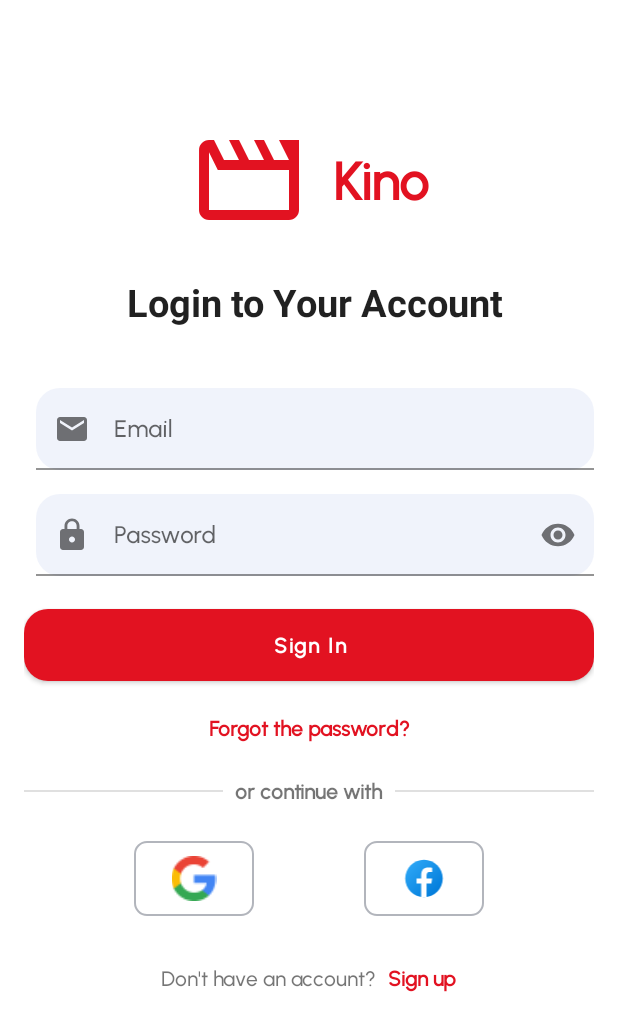
After one commit to e444er/KinoGoClean, an Android app: the LoginFragment screen opened through its navigation route, on a phone screen of 412 x 824 dp. The commit adds this screen. Shown: the top 1031 px of the screen. Run offline under Robolectric (Android 15) with nearby library versions, the phone set to English and light mode, and no system bars; our stand-ins replace Dagger/Hilt's generated code, Timber, navigation-ui, paging; pictures from the network do not load; 2 statements that could not run were skipped.

Commit message:
implemented add Login SignUp Fragments

```diff
--- a/app/build.gradle
+++ b/app/build.gradle
@@ -5,6 +5,7 @@ plugins {
     id 'dagger.hilt.android.plugin'
     id 'androidx.navigation.safeargs'
     id 'kotlin-parcelize'
+    id 'com.google.gms.google-services'
 }
 
 android {
@@ -58,6 +59,11 @@ dependencies {
     kapt "com.google.dagger:hilt-android-compiler:2.44"
     kapt "androidx.hilt:hilt-compiler:1.0.0"
 
+    //firebase
+    implementation platform('com.google.firebase:firebase-bom:31.2.0')
+    implementation 'com.google.firebase:firebase-analytics-ktx'
+    implementation 'com.google.firebase:firebase-messaging-ktx'
+
     // navigation
     implementation("androidx.navigation:navigation-fragment-ktx:2.5.3")
     implementation("androidx.navigation:navigation-ui-ktx:2.5.3")
--- /dev/null
+++ b/app/src/main/java/com/e444er/cleanmovie/feature_authentication/presentation/login/LoginFragment.kt
@@ -0,0 +1,28 @@
+package com.e444er.cleanmovie.feature_authentication.presentation.login
+
+import android.os.Bundle
+import android.view.View
+import androidx.fragment.app.Fragment
+import com.e444er.cleanmovie.R
+import com.e444er.cleanmovie.databinding.FragmentLoginBinding
+import dagger.hilt.android.AndroidEntryPoint
+
+@AndroidEntryPoint
+class LoginFragment : Fragment(R.layout.fragment_login) {
+
+    private var _binding: FragmentLoginBinding? = null
+    private val binding get() = _binding!!
+
+
+    override fun onViewCreated(view: View, savedInstanceState: Bundle?) {
+        super.onViewCreated(view, savedInstanceState)
+        val binding = FragmentLoginBinding.bind(view)
+        _binding = binding
+    }
+
+    override fun onDestroyView() {
+        super.onDestroyView()
+        _binding = null
+    }
+
+}
--- a/app/src/main/java/com/e444er/cleanmovie/feature_explore/presentation/explore/ExploreFragment.kt
+++ b/app/src/main/java/com/e444er/cleanmovie/feature_explore/presentation/explore/ExploreFragment.kt
@@ -13,7 +13,6 @@ import androidx.lifecycle.repeatOnLifecycle
 import androidx.navigation.fragment.findNavController
 import com.e444er.cleanmovie.R
 import com.e444er.cleanmovie.core.data.models.enums.Category
-import com.e444er.cleanmovie.core.domain.repository.ConnectivityObserver
 import com.e444er.cleanmovie.core.domain.repository.isAvaliable
 import com.e444er.cleanmovie.core.presentation.util.asString
 import com.e444er.cleanmovie.core.presentation.util.isEmpty
@@ -80,6 +79,7 @@ class ExploreFragment @Inject constructor(
                 viewModel.networkState.collectLatest { networkState ->
                     if (networkState.isAvaliable()) {
                         job?.cancel()
+                        hideErrorScreenAndShowDetailScreen()
                         collectData()
                     } else {
                         if (isAdaptersEmpty()) {
--- a/app/src/main/java/com/e444er/cleanmovie/feature_home/presentation/home/HomeFragment.kt
+++ b/app/src/main/java/com/e444er/cleanmovie/feature_home/presentation/home/HomeFragment.kt
@@ -87,14 +87,14 @@ class HomeFragment : Fragment(R.layout.fragment_home) {
                 viewModel.networkState.collectLatest { networkState ->
                     if (networkState.isAvaliable()) {
                         job?.cancel()
-                        binding.scrollView.isVisible = true
-                        binding.errorScreen.isVisible = false
+                        showScrollView()
+                        hideErrorScreen()
                         collectDataLifecycleAware()
                     } else {
                         job?.cancel()
                         if (isEmptyAdapters()) {
-                            binding.scrollView.isVisible = false
-                            binding.errorScreen.isVisible = true
+                            hideScrollView()
+                            showErrorScreen()
                         }
                     }
                 }
@@ -104,6 +104,22 @@ class HomeFragment : Fragment(R.layout.fragment_home) {
 
     private fun isEmptyAdapters(): Boolean {
         return nowPlayingAdapter.itemCount <= 0 || popularMoviesAdapter.isEmpty() || popularTvSeriesAdapter.isEmpty() || topRatedMoviesAdapter.isEmpty() || topRatedTvSeriesAdapter.isEmpty()
+    }
+
+    private fun showScrollView() {
+        binding.scrollView.isVisible = true
+    }
+
+    private fun hideScrollView() {
+        binding.scrollView.isVisible = false
+    }
+
+    private fun showErrorScreen() {
+        binding.errorScreen.isVisible = true
+    }
+
+    private fun hideErrorScreen() {
+        binding.errorScreen.isVisible = false
     }
 
     private fun collectHomeUiEventsAndLoadState() {
--- /dev/null
+++ b/app/src/main/res/drawable/email_icon.xml
@@ -0,0 +1,10 @@
+<vector android:height="24dp"
+    android:tint="#FFFFFF"
+    android:viewportHeight="24"
+    android:viewportWidth="24"
+    android:width="24dp"
+    xmlns:android="http://schemas.android.com/apk/res/android">
+    <path
+        android:fillColor="@android:color/white"
+        android:pathData="M20,4L4,4c-1.1,0 -1.99,0.9 -1.99,2L2,18c0,1.1 0.9,2 2,2h16c1.1,0 2,-0.9 2,-2L22,6c0,-1.1 -0.9,-2 -2,-2zM20,8l-8,5 -8,-5L4,6l8,5 8,-5v2z" />
+</vector>
--- /dev/null
+++ b/app/src/main/res/drawable/facebook_icon.xml
@@ -0,0 +1,27 @@
+<vector xmlns:android="http://schemas.android.com/apk/res/android"
+    xmlns:aapt="http://schemas.android.com/aapt"
+    android:width="50dp"
+    android:height="50dp"
+    android:viewportWidth="48"
+    android:viewportHeight="48">
+    <path android:pathData="M24,4C12.954,4 4,12.954 4,24s8.954,20 20,20s20,-8.954 20,-20S35.046,4 24,4z">
+        <aapt:attr name="android:fillColor">
+            <gradient
+                android:startX="9.993"
+                android:startY="9.993"
+                android:endX="40.615"
+                android:endY="40.615"
+                android:type="linear">
+                <item
+                    android:offset="0"
+                    android:color="#FF2AA4F4" />
+                <item
+                    android:offset="1"
+                    android:color="#FF007AD9" />
+            </gradient>
+        </aapt:attr>
+    </path>
+    <path
+        android:pathData="M26.707,29.301h5.176l0.813,-5.258h-5.989v-2.874c0,-2.184 0.714,-4.121 2.757,-4.121h3.283V12.46c-0.577,-0.078 -1.797,-0.248 -4.102,-0.248c-4.814,0 -7.636,2.542 -7.636,8.334v3.498H16.06v5.258h4.948v14.452C21.988,43.9 22.981,44 24,44c0.921,0 1.82,-0.084 2.707,-0.204V29.301z"
+        android:fillColor="#fff" />
+</vector>
--- /dev/null
+++ b/app/src/main/res/drawable/lock_icon.xml
@@ -0,0 +1,10 @@
+<vector android:height="24dp"
+    android:tint="#FFFFFF"
+    android:viewportHeight="24"
+    android:viewportWidth="24"
+    android:width="24dp"
+    xmlns:android="http://schemas.android.com/apk/res/android">
+    <path
+        android:fillColor="@android:color/white"
+        android:pathData="M18,8h-1L17,6c0,-2.76 -2.24,-5 -5,-5S7,3.24 7,6v2L6,8c-1.1,0 -2,0.9 -2,2v10c0,1.1 0.9,2 2,2h12c1.1,0 2,-0.9 2,-2L20,10c0,-1.1 -0.9,-2 -2,-2zM12,17c-1.1,0 -2,-0.9 -2,-2s0.9,-2 2,-2 2,0.9 2,2 -0.9,2 -2,2zM15.1,8L8.9,8L8.9,6c0,-1.71 1.39,-3.1 3.1,-3.1 1.71,0 3.1,1.39 3.1,3.1v2z" />
+</vector>
--- /dev/null
+++ b/app/src/main/res/drawable/sign_in_background.xml
@@ -0,0 +1,12 @@
+<?xml version="1.0" encoding="utf-8"?>
+<shape xmlns:android="http://schemas.android.com/apk/res/android"
+    android:shape="rectangle">
+    <size
+        android:width="80dp"
+        android:height="50dp" />
+    <corners android:radius="@dimen/shape_medium" />
+
+    <stroke
+        android:width="1dp"
+        android:color="@color/gray" />
+</shape>
--- /dev/null
+++ b/app/src/main/res/layout/fragment_login.xml
@@ -0,0 +1,195 @@
+<?xml version="1.0" encoding="utf-8"?>
+<androidx.constraintlayout.widget.ConstraintLayout xmlns:android="http://schemas.android.com/apk/res/android"
+    xmlns:app="http://schemas.android.com/apk/res-auto"
+    xmlns:tools="http://schemas.android.com/tools"
+    android:layout_width="match_parent"
+    android:layout_height="match_parent"
+    android:paddingHorizontal="@dimen/large_padding"
+    tools:context=".feature_authentication.presentation.login.LoginFragment">
+
+    <ImageView
+        android:id="@+id/splash_image"
+        android:layout_width="80dp"
+        android:layout_height="80dp"
+        android:layout_gravity="center"
+        android:layout_marginTop="80dp"
+        android:layout_marginEnd="@dimen/large_margin"
+        android:importantForAccessibility="no"
+        android:src="@drawable/ic_outline_movie_24"
+        app:layout_constraintEnd_toStartOf="@+id/splash_text"
+        app:layout_constraintHorizontal_bias="0.5"
+        app:layout_constraintHorizontal_chainStyle="packed"
+        app:layout_constraintStart_toStartOf="parent"
+        app:layout_constraintTop_toTopOf="parent" />
+
+    <TextView
+        android:id="@+id/splash_text"
+        android:layout_width="wrap_content"
+        android:layout_height="wrap_content"
+        android:text="@string/app_name"
+        android:textAppearance="@style/Mova.H1"
+        android:textColor="@color/red"
+        android:textSize="35sp"
+        app:layout_constraintBottom_toBottomOf="@+id/splash_image"
+        app:layout_constraintEnd_toEndOf="parent"
+        app:layout_constraintStart_toEndOf="@+id/splash_image"
+        app:layout_constraintTop_toTopOf="@+id/splash_image" />
+
+    <TextView
+        android:id="@+id/login_text"
+        style="@style/Mova.Title"
+        android:layout_width="0dp"
+        android:layout_height="wrap_content"
+        android:layout_marginTop="@dimen/large_margin"
+        android:text="@string/login_to_your_account"
+        android:textAlignment="center"
+        android:textSize="25sp"
+        app:layout_constraintEnd_toEndOf="parent"
+        app:layout_constraintStart_toStartOf="parent"
+        app:layout_constraintTop_toBottomOf="@+id/splash_image" />
+
+    <com.google.android.material.textfield.TextInputLayout
+        android:id="@+id/layoutEmail"
+        android:layout_width="0dp"
+        android:layout_height="wrap_content"
+        android:layout_marginTop="@dimen/extra_large_margin"
+        android:hint="@string/email"
+        app:layout_constraintEnd_toEndOf="@+id/login_text"
+        app:layout_constraintStart_toStartOf="@+id/login_text"
+        app:layout_constraintTop_toBottomOf="@+id/login_text"
+        app:startIconDrawable="@drawable/email_icon">
+
+        <com.google.android.material.textfield.TextInputEditText
+            android:id="@+id/edtEmail"
+            android:layout_width="match_parent"
+            android:layout_height="wrap_content"
+            android:background="@drawable/edit_text_shape" />
+
+    </com.google.android.material.textfield.TextInputLayout>
+
+    <com.google.android.material.textfield.TextInputLayout
+        android:id="@+id/layoutPassword"
+        android:layout_width="0dp"
+        android:layout_height="wrap_content"
+        android:layout_marginTop="@dimen/large_margin"
+        android:hint="@string/password"
+        app:endIconMode="password_toggle"
+        app:layout_constraintEnd_toEndOf="@+id/layoutEmail"
+        app:layout_constraintStart_toStartOf="@+id/layoutEmail"
+        app:layout_constraintTop_toBottomOf="@+id/layoutEmail"
+        app:startIconDrawable="@drawable/lock_icon">
+
+        <com.google.android.material.textfield.TextInputEditText
+            android:id="@+id/edtPassword"
+            android:layout_width="match_parent"
+            android:layout_height="wrap_content"
+            android:background="@drawable/edit_text_shape"
+            android:inputType="textPassword" />
+
+    </com.google.android.material.textfield.TextInputLayout>
+
+    <com.google.android.material.button.MaterialButton
+        android:id="@+id/btnSignIn"
+        style="@style/Mova.Button"
+        android:layout_marginTop="@dimen/large_margin"
+        android:text="@string/sign_in"
+        app:cornerRadius="@dimen/shape_large"
+        app:layout_constraintEnd_toEndOf="parent"
+        app:layout_constraintStart_toStartOf="parent"
+        app:layout_constraintTop_toBottomOf="@+id/layoutPassword" />
+
+    <TextView
+        android:id="@+id/txtForgotPassword"
+        android:layout_width="wrap_content"
+        android:layout_height="wrap_content"
+        android:layout_marginTop="@dimen/large_margin"
+        android:text="@string/forgot_the_password"
+        android:textColor="?attr/colorPrimary"
+        android:textStyle="bold"
+        app:layout_constraintEnd_toEndOf="@+id/btnSignIn"
+        app:layout_constraintStart_toStartOf="@+id/btnSignIn"
+        app:layout_constraintTop_toBottomOf="@+id/btnSignIn" />
+
+    <!--region continueWith -->
+    <View
+        android:id="@+id/divider"
+        android:layout_width="0dp"
+        android:layout_height="1dp"
+        android:layout_marginTop="32dp"
+        android:background="?android:attr/listDivider"
+        app:layout_constraintEnd_toStartOf="@+id/textView5"
+        app:layout_constraintStart_toStartOf="parent"
+        app:layout_constraintTop_toBottomOf="@+id/txtForgotPassword" />
+
+    <View
+        android:id="@+id/divider2"
+        android:layout_width="0dp"
+        android:layout_height="1dp"
+        android:background="?android:attr/listDivider"
+        app:layout_constraintBottom_toBottomOf="@+id/textView5"
+        app:layout_constraintEnd_toEndOf="parent"
+        app:layout_constraintStart_toEndOf="@+id/textView5"
+        app:layout_constraintTop_toTopOf="@+id/textView5" />
+
+    <TextView
+        android:id="@+id/textView5"
+        android:layout_width="wrap_content"
+        android:layout_height="wrap_content"
+        android:padding="@dimen/medium_padding"
+        android:text="@string/or_continue_with"
+        android:textStyle="bold"
+        app:layout_constraintBottom_toBottomOf="@+id/divider"
+        app:layout_constraintEnd_toEndOf="parent"
+        app:layout_constraintStart_toStartOf="parent"
+        app:layout_constraintTop_toTopOf="@+id/divider" />
+    <!--endregion continueWith -->
+
+    <ImageView
+        android:id="@+id/btnSignInGoogle"
+        android:layout_width="80dp"
+        android:layout_height="50dp"
+        android:layout_marginTop="@dimen/large_margin"
+        android:background="@drawable/sign_in_background"
+        android:contentDescription="@string/sign_in_with_google"
+        android:padding="10dp"
+        android:src="@drawable/googleg_standard_color_18"
+        app:layout_constraintEnd_toStartOf="@+id/btnSignInFacebook"
+        app:layout_constraintStart_toStartOf="parent"
+        app:layout_constraintTop_toBottomOf="@+id/textView5" />
+
+    <ImageView
+        android:id="@+id/btnSignInFacebook"
+        android:layout_width="80dp"
+        android:layout_height="50dp"
+        android:background="@drawable/sign_in_background"
+        android:padding="10dp"
+        android:contentDescription="@string/sign_in_with_facebook"
+        android:src="@drawable/facebook_icon"
+        app:layout_constraintBottom_toBottomOf="@+id/btnSignInGoogle"
+        app:layout_constraintEnd_toEndOf="parent"
+        app:layout_constraintStart_toEndOf="@+id/btnSignInGoogle" />
+
+    <TextView
+        android:id="@+id/textView6"
+        android:layout_width="wrap_content"
+        android:layout_height="wrap_content"
+        android:layout_marginEnd="@dimen/medium_margin"
+        android:layout_marginTop="@dimen/extra_large_margin"
+        android:text="@string/don_t_have_an_account"
+        app:layout_constraintEnd_toStartOf="@+id/txtSignUp"
+        app:layout_constraintHorizontal_chainStyle="packed"
+        app:layout_constraintStart_toStartOf="parent"
+        app:layout_constraintTop_toBottomOf="@+id/btnSignInGoogle" />
+
+    <TextView
+        android:id="@+id/txtSignUp"
+        android:layout_width="wrap_content"
+        android:layout_height="wrap_content"
+        android:text="@string/sign_up"
+        android:textColor="?attr/colorPrimary"
+        android:textStyle="bold"
+        app:layout_constraintBottom_toBottomOf="@+id/textView6"
+        app:layout_constraintEnd_toEndOf="parent"
+        app:layout_constraintStart_toEndOf="@+id/textView6"
+        app:layout_constraintTop_toTopOf="@+id/textView6" />
+</androidx.constraintlayout.widget.ConstraintLayout>
--- a/app/src/main/res/navigation/main_nav.xml
+++ b/app/src/main/res/navigation/main_nav.xml
@@ -100,6 +100,11 @@
             app:popEnterAnim="@anim/slide_in_left"
             app:popUpTo="@id/splashFragment"
             app:popUpToInclusive="true" />
+        <action
+            android:id="@+id/action_splashFragment_to_loginFragment"
+            app:destination="@id/loginFragment"
+            app:popUpTo="@id/splashFragment"
+            app:popUpToInclusive="true" />
     </fragment>
     <fragment
         android:id="@+id/personDetailFragment"
@@ -117,4 +122,21 @@
             android:id="@+id/action_personDetailFragment_to_detailBottomSheet"
             app:destination="@id/detailBottomSheet" />
     </fragment>
+    <fragment
+        android:id="@+id/loginFragment"
+        android:name="com.e444er.cleanmovie.feature_authentication.presentation.login.LoginFragment"
+        android:label="fragment_login"
+        tools:layout="@layout/fragment_login" >
+        <action
+            android:id="@+id/action_loginFragment_to_homeFragment"
+            app:destination="@id/homeFragment" />
+        <action
+            android:id="@+id/action_loginFragment_to_signUpFragment"
+            app:destination="@id/signUpFragment" />
+    </fragment>
+    <fragment
+        android:id="@+id/signUpFragment"
+        android:name="com.e444er.cleanmovie.feature_authentication.presentation.sign_up.SignUpFragment"
+        android:label="fragment_sign_up"
+        tools:layout="@layout/fragment_sign_up" />
 </navigation>
--- a/app/src/main/res/values/dimensions.xml
+++ b/app/src/main/res/values/dimensions.xml
@@ -15,6 +15,8 @@
 
     <dimen name="large_padding">16dp</dimen>
     <dimen name="extra_large_padding">32dp</dimen>
+
+    <dimen name="mova_button_height">60dp</dimen>
 
     <dimen name="shape_medium">8dp</dimen>
     <dimen name="shape_large">16dp</dimen>
--- a/app/src/main/res/values/strings.xml
+++ b/app/src/main/res/values/strings.xml
@@ -15,6 +15,8 @@
     <string name="top_rated_tv_series">Top Rated Tv Series</string>
     <string name="sort_amp_filter"><![CDATA[Sort & Filter]]></string>
     <string name="categories">Categories</string>
+    <string name="tv_name_with_original_name" translatable="false">%1$s ( %2$s )</string>
+
     <string name="movie">Movie</string>
     <string name="tv_series">Tv Series</string>
     <string name="genre">Genre</string>
@@ -92,4 +94,16 @@
     <string name="trailers">Trailers</string>
     <string name="recommendation">Recommendations</string>
     <string name="similar">Similar</string>
+
+    <string name="login_to_your_account">Login to Your Account</string>
+    <string name="create_your_account">Create Your Account</string>
+    <string name="email">Email</string>
+    <string name="password">Password</string>
+    <string name="sign_in">Sign In</string>
+    <string name="sign_up">Sign up</string>
+    <string name="don_t_have_an_account">Don\'t have an account?</string>
+    <string name="forgot_the_password">Forgot the password?</string>
+    <string name="or_continue_with">or continue with</string>
+    <string name="sign_in_with_google">Sign In With Google</string>
+    <string name="sign_in_with_facebook">sign In With Facebook</string>
 </resources>
--- a/app/src/main/res/values/styles.xml
+++ b/app/src/main/res/values/styles.xml
@@ -42,13 +42,6 @@
         <item name="android:textStyle">normal</item>
     </style>
 
-    <style name="Mova.button" parent="TextAppearance.MaterialComponents.Button">
-        <item name="android:fontFamily">@font/urbanist_regular</item>
-        <item name="android:textSize">16sp</item>
-        <item name="android:textStyle">bold</item>
-
-    </style>
-
     <style name="Mova.Title" parent="TextAppearance.MaterialComponents.Headline5">
         <item name="android:fontFamily">@font/urbanist_bold</item>
         <item name="android:textStyle">bold</item>
@@ -71,6 +64,7 @@
         <item name="android:focusable">true</item>
     </style>
 
+
     <style name="CircleImageLargeButton" parent="Widget.AppCompat.ImageButton">
         <item name="android:layout_width">@dimen/iconSizeLarge</item>
         <item name="android:layout_height">@dimen/iconSizeLarge</item>
@@ -85,9 +79,15 @@
         <item name="tint">?attr/colorPrimary</item>
     </style>
 
-    <style name="RatingBar"
-        parent="android:style/Widget.Material.RatingBar.Small">
+    <style name="RatingBar" parent="android:style/Widget.Material.RatingBar.Small">
         <item name="android:stepSize">0.5</item>
         <item name="android:progressTint">@color/progressTint</item>
     </style>
+
+    <style name="Mova.Button" parent="Widget.MaterialComponents.Button">
+        <item name="android:layout_width">0dp</item>
+        <item name="android:layout_height">@dimen/mova_button_height</item>
+        <item name="android:textAllCaps">false</item>
+        <item name="android:textStyle">bold</item>
+    </style>
 </resources>
--- a/build.gradle
+++ b/build.gradle
@@ -5,4 +5,5 @@ plugins {
     id 'org.jetbrains.kotlin.android' version '1.7.21' apply false
     id 'androidx.navigation.safeargs.kotlin' version '2.5.0' apply false
     id 'com.google.dagger.hilt.android' version '2.44' apply false
+    id 'com.google.gms.google-services' version '4.3.15' apply false
 }
```
Also changed, not shown: app/src/main/java/com/e444er/cleanmovie/core/presentation/detail_bottom_sheet/DetailBottomSheet.kt (+18 -2 lines), app/src/main/java/com/e444er/cleanmovie/feature_authentication/presentation/sign_up/SignUpFragment.kt (added, +28 -0 lines), app/src/main/res/layout/fragment_home.xml (+6 -5 lines), app/src/main/res/layout/fragment_sign_up.xml (added, +184 -0 lines), 1 other file.
